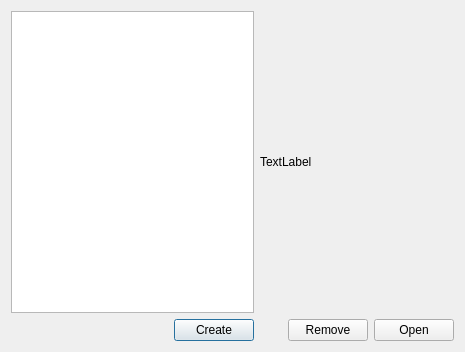
This is src/Tsunami/opendevicedialog.ui in maluginp/Tsunami as Qt 5 draws it before an edit. The edited form follows.
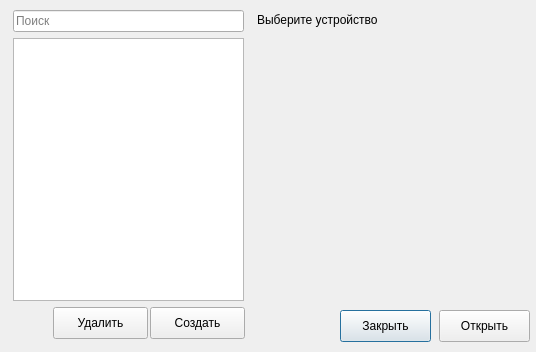
This is the edited form.

Commit message: OpenDeviceDialog is completed, refs #24

The edit to the form file:
```diff
--- a/src/Tsunami/opendevicedialog.ui
+++ b/src/Tsunami/opendevicedialog.ui
@@ -6,88 +6,106 @@
    <rect>
     <x>0</x>
     <y>0</y>
-    <width>465</width>
+    <width>536</width>
     <height>352</height>
    </rect>
   </property>
   <property name="windowTitle">
    <string>Devices</string>
   </property>
-  <layout class="QGridLayout" name="gridLayout">
-   <item row="0" column="0">
-    <layout class="QVBoxLayout" name="verticalLayout">
-     <item>
-      <widget class="QListView" name="devicesListView"/>
-     </item>
-     <item>
-      <layout class="QHBoxLayout" name="horizontalLayout">
-       <item>
-        <spacer name="horizontalSpacer">
-         <property name="orientation">
-          <enum>Qt::Horizontal</enum>
-         </property>
-         <property name="sizeHint" stdset="0">
-          <size>
-           <width>40</width>
-           <height>20</height>
-          </size>
-         </property>
-        </spacer>
-       </item>
-       <item>
-        <widget class="QPushButton" name="createButton">
-         <property name="text">
-          <string>Create</string>
-         </property>
-        </widget>
-       </item>
-      </layout>
-     </item>
-    </layout>
-   </item>
-   <item row="0" column="1">
-    <layout class="QVBoxLayout" name="verticalLayout_2">
-     <item>
-      <widget class="QLabel" name="deviceDescriptionText">
-       <property name="text">
-        <string>TextLabel</string>
-       </property>
-      </widget>
-     </item>
-     <item>
-      <layout class="QHBoxLayout" name="horizontalLayout_2">
-       <item>
-        <spacer name="horizontalSpacer_2">
-         <property name="orientation">
-          <enum>Qt::Horizontal</enum>
-         </property>
-         <property name="sizeHint" stdset="0">
-          <size>
-           <width>40</width>
-           <height>20</height>
-          </size>
-         </property>
-        </spacer>
-       </item>
-       <item>
-        <widget class="QPushButton" name="removeButton">
-         <property name="text">
-          <string>Remove</string>
-         </property>
-        </widget>
-       </item>
-       <item>
-        <widget class="QPushButton" name="openButton">
-         <property name="text">
-          <string>Open</string>
-         </property>
-        </widget>
-       </item>
-      </layout>
-     </item>
-    </layout>
-   </item>
-  </layout>
+  <widget class="QPushButton" name="closeButton">
+   <property name="geometry">
+    <rect>
+     <x>340</x>
+     <y>310</y>
+     <width>91</width>
+     <height>32</height>
+    </rect>
+   </property>
+   <property name="text">
+    <string>Закрыть</string>
+   </property>
+  </widget>
+  <widget class="QLabel" name="deviceDescriptionText">
+   <property name="geometry">
+    <rect>
+     <x>257</x>
+     <y>13</y>
+     <width>261</width>
+     <height>261</height>
+    </rect>
+   </property>
+   <property name="text">
+    <string>Выберите устройство</string>
+   </property>
+   <property name="alignment">
+    <set>Qt::AlignLeading|Qt::AlignLeft|Qt::AlignTop</set>
+   </property>
+   <property name="wordWrap">
+    <bool>true</bool>
+   </property>
+  </widget>
+  <widget class="QPushButton" name="openButton">
+   <property name="geometry">
+    <rect>
+     <x>439</x>
+     <y>310</y>
+     <width>91</width>
+     <height>32</height>
+    </rect>
+   </property>
+   <property name="text">
+    <string>Открыть</string>
+   </property>
+  </widget>
+  <widget class="QPushButton" name="createButton">
+   <property name="geometry">
+    <rect>
+     <x>150</x>
+     <y>307</y>
+     <width>95</width>
+     <height>32</height>
+    </rect>
+   </property>
+   <property name="text">
+    <string>Создать</string>
+   </property>
+  </widget>
+  <widget class="QPushButton" name="removeButton">
+   <property name="geometry">
+    <rect>
+     <x>53</x>
+     <y>307</y>
+     <width>95</width>
+     <height>32</height>
+    </rect>
+   </property>
+   <property name="text">
+    <string>Удалить</string>
+   </property>
+  </widget>
+  <widget class="QWidget" name="">
+   <property name="geometry">
+    <rect>
+     <x>13</x>
+     <y>10</y>
+     <width>231</width>
+     <height>291</height>
+    </rect>
+   </property>
+   <layout class="QVBoxLayout" name="verticalLayout">
+    <item>
+     <widget class="QLineEdit" name="deviceNameLineEdit">
+      <property name="placeholderText">
+       <string>Поиск</string>
+      </property>
+     </widget>
+    </item>
+    <item>
+     <widget class="QListView" name="devicesListView"/>
+    </item>
+   </layout>
+  </widget>
  </widget>
  <resources/>
  <connections/>
```
Left out of the diff: 10 changed lines with no effect on the pictures. The commit also changes 13 other files.
